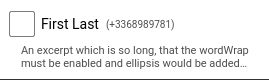
Old version of the form ui/MainWindow/contactBox.ui in the repository PaulEcoffet/Nex-yu-computer.
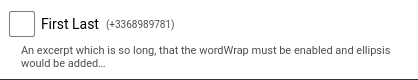
New version of the form. Icons and pictures are not drawn.

The edit to the form file:
```diff
--- a/ui/MainWindow/contactBox.ui
+++ b/ui/MainWindow/contactBox.ui
@@ -7,7 +7,7 @@
    <rect>
     <x>0</x>
     <y>0</y>
-    <width>269</width>
+    <width>418</width>
     <height>80</height>
    </rect>
   </property>
```
